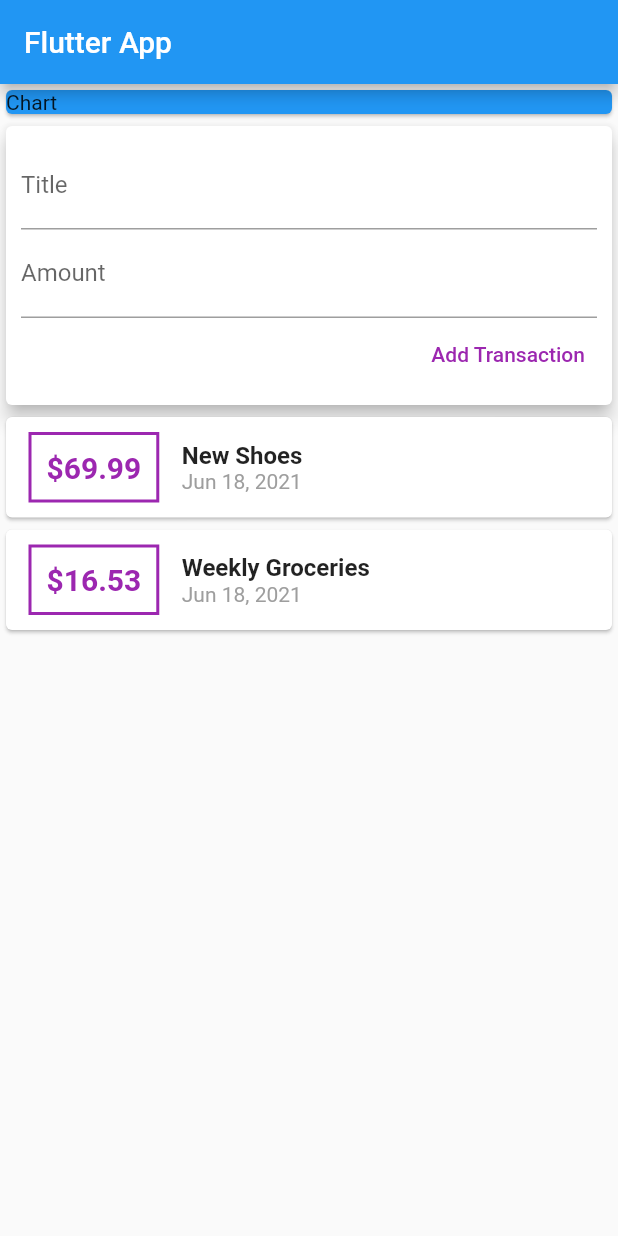
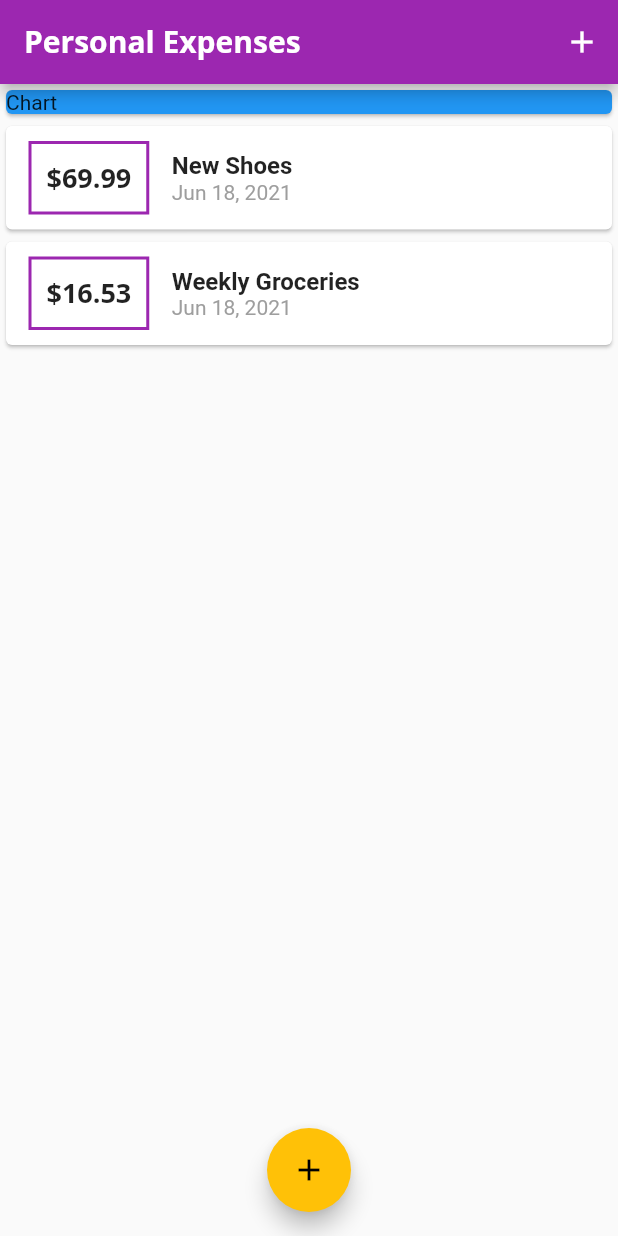
Before and after one commit to Snirdude/PersonalExpenseApp, a Flutter app: the screen it shows after launch, on a phone screen of 412 x 824 dp. Run offline on Flutter 3.47's test engine with Material 2 defaults, Android fonts, the phone set to English and light mode, and no system bars.

Commit message:
End of lecture 99.

```diff
--- a/lib/main.dart
+++ b/lib/main.dart
@@ -1,5 +1,7 @@
 import 'package:flutter/material.dart';
-import './widgets/user_transaction.dart';
+import './widgets/new_transaction.dart';
+import './widgets/transaction_list.dart';
+import './models/transaction.dart';
 
 void main() => runApp(MyApp());
 
@@ -9,23 +11,88 @@ class MyApp extends StatelessWidget {
   Widget build(BuildContext context) {
     return MaterialApp(
       debugShowCheckedModeBanner: false,
-      title: 'Flutter App',
+      title: 'Personal Expenses',
+      theme: ThemeData(
+        primarySwatch: Colors.purple,
+        accentColor: Colors.amber,
+        fontFamily: 'Quicksand',
+        textTheme: ThemeData.light().textTheme.copyWith(
+              headline6: TextStyle(
+                fontFamily: 'OpenSans',
+                fontWeight: FontWeight.bold,
+                fontSize: 18,
+              ),
+            ),
+        appBarTheme: AppBarTheme(
+          textTheme: ThemeData.light().textTheme.copyWith(
+                headline6: TextStyle(
+                    fontFamily: 'OpenSans',
+                    fontSize: 20,
+                    fontWeight: FontWeight.bold),
+              ),
+        ),
+      ),
       home: MyHomePage(),
     );
   }
 }
 
-class MyHomePage extends StatelessWidget {
+class MyHomePage extends StatefulWidget {
   // String titleInput;
   // String amountInput;
-  final titleController = TextEditingController();
-  final amountController = TextEditingController();
+  @override
+  _MyHomePageState createState() => _MyHomePageState();
+}
+
+class _MyHomePageState extends State<MyHomePage> {
+  final List<Transaction> _userTransactions = [
+    Transaction(
+      id: 't1',
+      title: 'New Shoes',
+      amount: 69.99,
+      date: DateTime.now(),
+    ),
+    Transaction(
+      id: 't2',
+      title: 'Weekly Groceries',
+      amount: 16.53,
+      date: DateTime.now(),
+    ),
+  ];
+
+  void _addNewTransaction(String title, double amount) {
+    final newTx = Transaction(
+      title: title,
+      amount: amount,
+      date: DateTime.now(),
+      id: DateTime.now().toString(),
+    );
+
+    setState(() {
+      _userTransactions.add(newTx);
+    });
+  }
+
+  void _startAddNewTransaction(BuildContext ctx) {
+    showModalBottomSheet(
+      context: ctx,
+      builder: (bCtx) {
+        return NewTransaction(_addNewTransaction);
+      },
+    );
+  }
 
   @override
   Widget build(BuildContext context) {
     return Scaffold(
       appBar: AppBar(
-        title: Text('Flutter App'),
+        title: Text('Personal Expenses'),
+        actions: [
+          IconButton(
+            onPressed: () => _startAddNewTransaction(context),
+            icon: Icon(Icons.add),
+          ),
+        ],
       ),
       body: SingleChildScrollView(
         child: Column(
@@ -38,9 +105,14 @@ class MyHomePage extends StatelessWidget {
               ),
               width: double.infinity,
             ),
-            UserTransactions(),
+            TransactionList(_userTransactions),
           ],
         ),
+      ),
+      floatingActionButtonLocation: FloatingActionButtonLocation.centerFloat,
+      floatingActionButton: FloatingActionButton(
+        child: Icon(Icons.add),
+        onPressed: () => _startAddNewTransaction(context),
       ),
     );
   }
--- a/lib/widgets/new_transaction.dart
+++ b/lib/widgets/new_transaction.dart
@@ -1,12 +1,18 @@
 import 'package:flutter/material.dart';
 import 'package:flutter/services.dart';
 
-class NewTransaction extends StatelessWidget {
+class NewTransaction extends StatefulWidget {
+  final Function onAddTransaction;
+
+  NewTransaction(this.onAddTransaction);
+
+  @override
+  _NewTransactionState createState() => _NewTransactionState();
+}
+
+class _NewTransactionState extends State<NewTransaction> {
   final titleController = TextEditingController();
   final amountController = TextEditingController();
-  final void Function(String, double) onAddTransaction;
-
-  NewTransaction(this.onAddTransaction);
 
   void submitData() {
     final enteredTitle = titleController.text;
@@ -16,7 +22,9 @@ class NewTransaction extends StatelessWidget {
       return;
     }
 
-    onAddTransaction(enteredTitle, enteredAmount);
+    widget.onAddTransaction(enteredTitle, enteredAmount);
+
+    Navigator.of(context).pop();
   }
 
   @override
--- a/lib/widgets/transaction_list.dart
+++ b/lib/widgets/transaction_list.dart
@@ -4,7 +4,7 @@ import '../models/transaction.dart';
 
 class TransactionList extends StatelessWidget {
   final List<Transaction> transactions;
-  TransactionList({this.transactions});
+  TransactionList(this.transactions);
 
   @override
   Widget build(BuildContext context) {
@@ -22,18 +22,14 @@ class TransactionList extends StatelessWidget {
                   ),
                   decoration: BoxDecoration(
                     border: Border.all(
-                      color: Colors.purple,
+                      color: Theme.of(context).primaryColor,
                       width: 2,
                     ),
                   ),
                   padding: EdgeInsets.all(10),
                   child: Text(
                     '\$${transactions[index].amount.toStringAsFixed(2)}',
-                    style: TextStyle(
-                      fontWeight: FontWeight.bold,
-                      fontSize: 20,
-                      color: Colors.purple,
-                    ),
+                    style: Theme.of(context).textTheme.headline6
                   ),
                 ),
                 Column(
--- a/lib/widgets/user_transaction.dart
+++ /dev/null
@@ -1,52 +0,0 @@
-import 'package:flutter/material.dart';
-import '../models/transaction.dart';
-
-import './new_transaction.dart';
-import './transaction_list.dart';
-
-class UserTransactions extends StatefulWidget {
-  @override
-  _UserTransactionsState createState() => _UserTransactionsState();
-}
-
-class _UserTransactionsState extends State<UserTransactions> {
-  final List<Transaction> _userTransactions = [
-    Transaction(
-      id: 't1',
-      title: 'New Shoes',
-      amount: 69.99,
-      date: DateTime.now(),
-    ),
-    Transaction(
-      id: 't2',
-      title: 'Weekly Groceries',
-      amount: 16.53,
-      date: DateTime.now(),
-    ),
-  ];
-
-  void _addNewTransaction(String title, double amount) {
-    final newTx = Transaction(
-      title: title,
-      amount: amount,
-      date: DateTime.now(),
-      id: DateTime.now().toString(),
-    );
-
-    setState(() {
-      _userTransactions.add(newTx);
-    });
-  }
-
-  @override
-  Widget build(BuildContext context) {
-    return Column(
-      children: [
-        NewTransaction(_addNewTransaction),
-        TransactionList(
-          transactions: _userTransactions,
-        ),
-      ],
-    );
-  }
-}
```
Also changed, not shown: pubspec.yaml (+11 -6 lines), assets/fonts/OpenSans-Bold.ttf (added), assets/fonts/OpenSans-Regular.ttf (added), assets/fonts/Quicksand-Bold.ttf (added), assets/fonts/Quicksand-Light.ttf (added), assets/fonts/Quicksand-Medium.ttf (added), assets/fonts/Quicksand-Regular.ttf (added), 1 other file.
